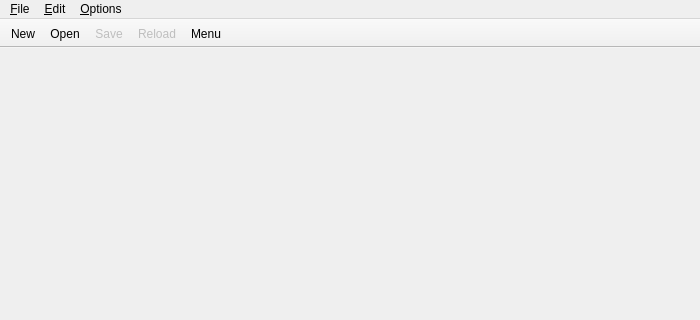
The window that featherpad/fp.ui (tembun/fpad) describes before a commit, drawn with Qt 5; both pictures show x 0 to 700 and y 0 to 320 of the 700 by 500 pixel window.
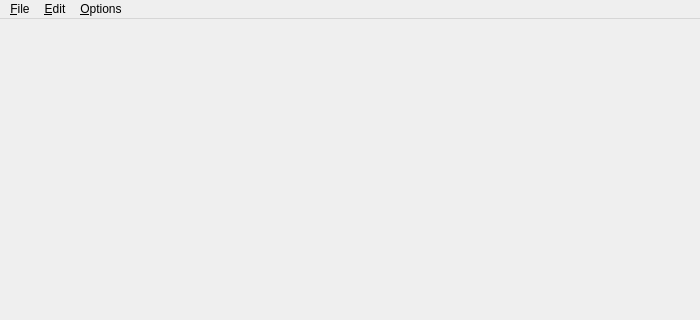
The same window after the commit. Custom widgets are drawn as their Qt base class.

Commit message: remove toolbar and menubar settings

Diff of the .ui file:
```diff
--- a/featherpad/fp.ui
+++ b/featherpad/fp.ui
@@ -209,25 +209,6 @@
    <addaction name="menuOptions"/>
    <addaction name="menuSearch"/>
   </widget>
-  <widget class="QToolBar" name="mainToolBar">
-   <property name="contextMenuPolicy">
-    <enum>Qt::PreventContextMenu</enum>
-   </property>
-   <property name="movable">
-    <bool>false</bool>
-   </property>
-   <attribute name="toolBarArea">
-    <enum>TopToolBarArea</enum>
-   </attribute>
-   <attribute name="toolBarBreak">
-    <bool>false</bool>
-   </attribute>
-   <addaction name="actionNew"/>
-   <addaction name="actionOpen"/>
-   <addaction name="actionSave"/>
-   <addaction name="actionReload"/>
-   <addaction name="actionMenu"/>
-  </widget>
   <widget class="QStatusBar" name="statusBar"/>
   <widget class="QDockWidget" name="dockReplace">
    <property name="contextMenuPolicy">
```
The commit also changes 6 other files.
